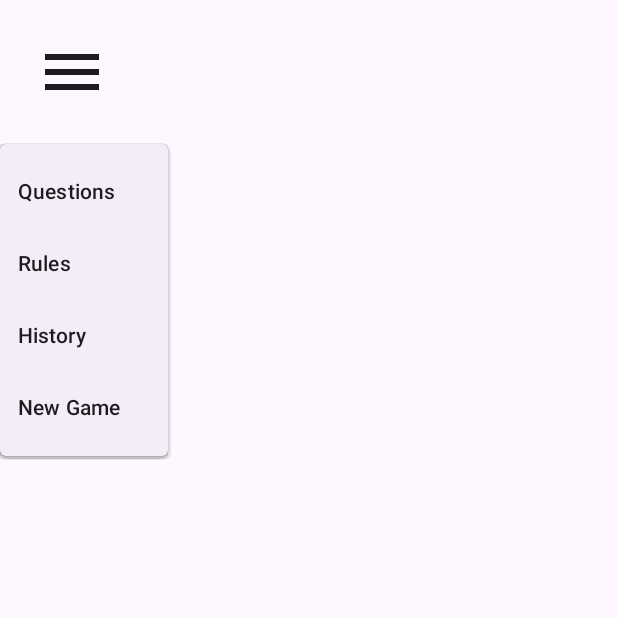
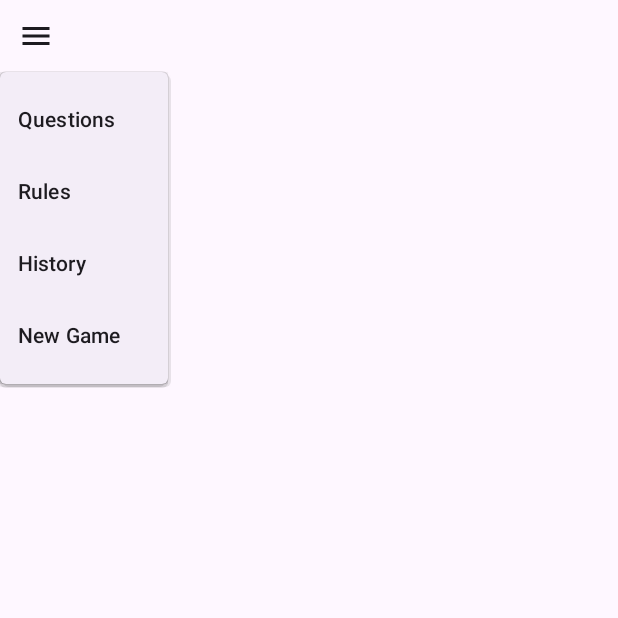
Before and after one commit to brian-kujawski/HiddenWindy, an Android app built with Jetpack Compose: the composable HamburgerMenu shown on its own in the app's theme, after a tap on "Menu", on a phone screen of 412 x 824 dp, the top half of it. Run offline under Robolectric (Android 15) with nearby library versions, the phone set to English and light mode, and no system bars; libraries missing offline, so code that uses them is left out: org.maplibre.android, org.maplibre.geojson; network calls fail; 38 statements that could not run were skipped.

Commit message:
Re-adjust hamburger size

```diff
--- a/app/src/main/java/com/hiddenwindy/ui/MapScreen.kt
+++ b/app/src/main/java/com/hiddenwindy/ui/MapScreen.kt
@@ -448,9 +448,9 @@ private fun HamburgerMenu(
                     menuExpanded = true
                 }
             },
-            modifier = Modifier.size(96.dp),
+            modifier = Modifier.size(48.dp),
         ) {
-            Icon(Icons.Default.Menu, contentDescription = "Menu", modifier = Modifier.size(48.dp))
+            Icon(Icons.Default.Menu, contentDescription = "Menu", modifier = Modifier.size(24.dp))
         }
         DropdownMenu(
             expanded = menuExpanded,
```
